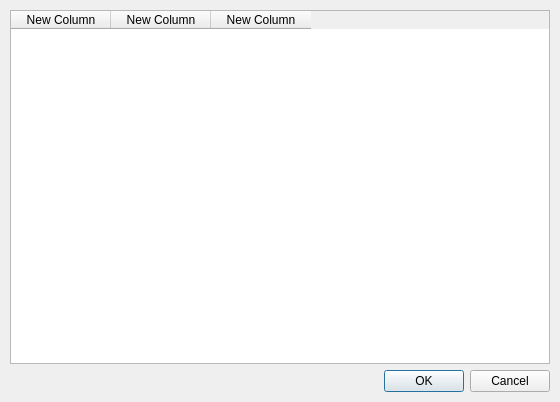
Qt form ui/multiselectiondialog.ui (aarnt/octopi) before a commit.
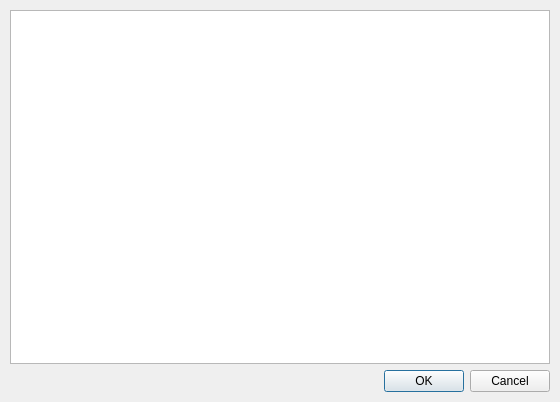
The same form after that commit.

The edit to the form file:
```diff
--- a/ui/multiselectiondialog.ui
+++ b/ui/multiselectiondialog.ui
@@ -85,21 +85,6 @@
      <attribute name="verticalHeaderHighlightSections">
       <bool>true</bool>
      </attribute>
-     <column>
-      <property name="text">
-       <string>New Column</string>
-      </property>
-     </column>
-     <column>
-      <property name="text">
-       <string>New Column</string>
-      </property>
-     </column>
-     <column>
-      <property name="text">
-       <string>New Column</string>
-      </property>
-     </column>
     </widget>
    </item>
    <item>
```
Left out of the diff: 2 changed lines with no effect on the pictures.
